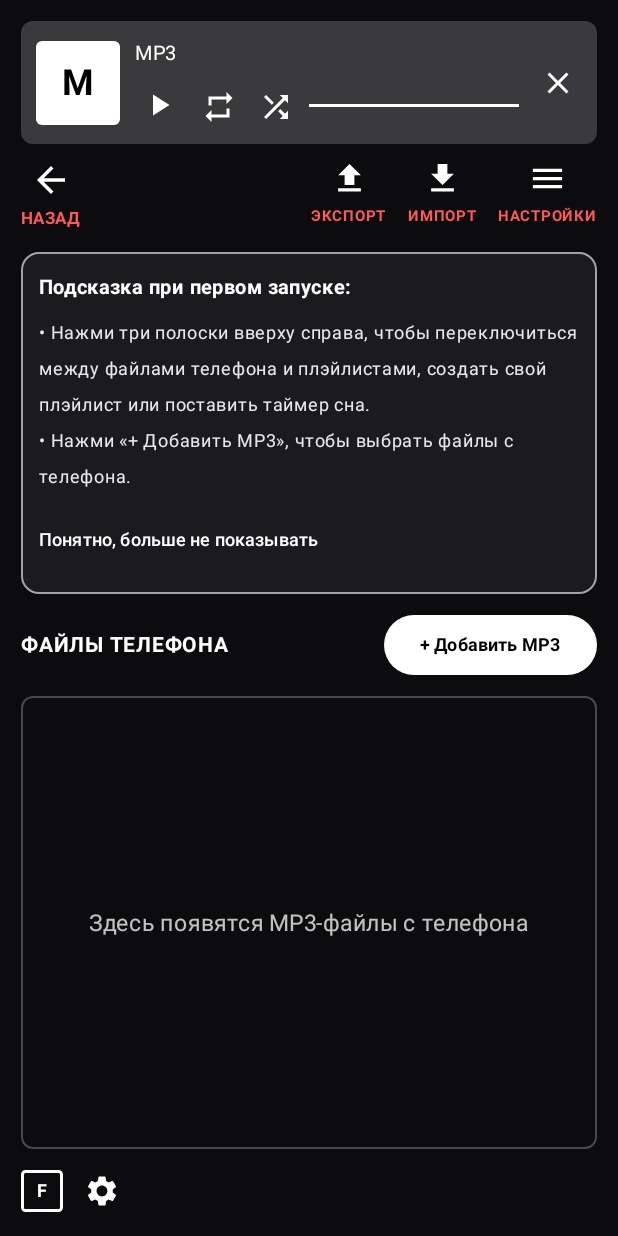
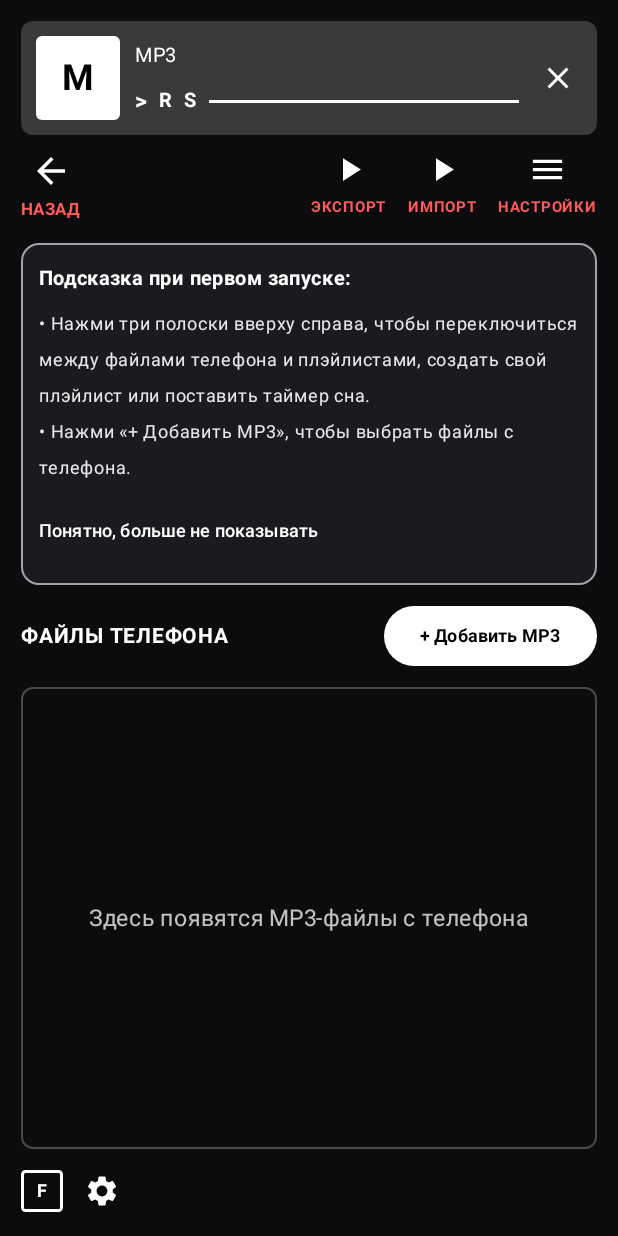
Before and after one commit to rengenka150-cmyk/Playeramusic, an Android app built with Jetpack Compose: the screen it shows after launch (MainActivity), on a phone screen of 412 x 824 dp. Run offline under Robolectric (Android 15) with nearby library versions, the phone set to English and light mode, and no system bars; 4 statements that could not run were skipped.

Commit message:
Update MainActivity.kt

```diff
--- a/app/src/main/java/com/example/quietplayer/MainActivity.kt
+++ b/app/src/main/java/com/example/quietplayer/MainActivity.kt
@@ -4,7 +4,6 @@ import android.Manifest
 import android.content.ComponentName
 import android.content.Context
 import android.content.Intent
-import android.media.audiofx.LoudnessEnhancer
 import android.net.Uri
 import android.os.Build
 import android.os.Bundle
@@ -34,15 +33,10 @@ import androidx.compose.foundation.shape.RoundedCornerShape
 import androidx.compose.material.icons.Icons
 import androidx.compose.material.icons.automirrored.filled.ArrowBack
 import androidx.compose.material.icons.filled.Close
-import androidx.compose.material.icons.filled.FileDownload
-import androidx.compose.material.icons.filled.FileUpload
 import androidx.compose.material.icons.filled.Menu
-import androidx.compose.material.icons.filled.Pause
 import androidx.compose.material.icons.filled.PlayArrow
 import androidx.compose.material.icons.filled.Refresh
-import androidx.compose.material.icons.filled.Repeat
 import androidx.compose.material.icons.filled.Settings
-import androidx.compose.material.icons.filled.Shuffle
 import androidx.compose.material3.Button
 import androidx.compose.material3.ButtonDefaults
 import androidx.compose.material3.Card
@@ -75,7 +69,6 @@ import androidx.compose.ui.text.style.TextOverflow
 import androidx.compose.ui.unit.dp
 import androidx.compose.ui.unit.sp
 import androidx.core.content.ContextCompat
-import androidx.media3.common.C
 import androidx.media3.common.MediaItem
 import androidx.media3.common.Player
 import androidx.media3.session.MediaController
@@ -109,10 +102,12 @@ class MainActivity : ComponentActivity() {
     }
 }
 
-private fun sliderToPlayerVolume(sliderValue: Float): Float {
+private fun sliderToPlayerVolume(sliderValue: Float, boostPercent: Float): Float {
     if (sliderValue <= 0f) return 0f
     val normalized = (sliderValue / 100f).coerceIn(0f, 1f)
-    return (0.0005f * (2000f.pow(normalized))).coerceIn(0f, 1f)
+    val base = 0.0005f * (2000f.pow(normalized))
+    val boostFactor = 1f + (boostPercent.coerceIn(0f, 100f) / 100f) * 0.5f
+    return (base * boostFactor).coerceIn(0f, 1f)
 }
 
 private data class TrackEntry(
@@ -163,8 +158,6 @@ fun QuietPlayerScreen(activity: ComponentActivity) {
     var redHintText by remember { mutableStateOf<String?>(null) }
     var redHintTick by remember { mutableIntStateOf(0) }
 
-    var loudnessEnhancer by remember { mutableStateOf<LoudnessEnhancer?>(null) }
-
     val displayedTracks: List<TrackEntry> = remember(playlistMode, phoneTracks, playlists, activePlaylistIndex) {
         if (playlistMode) {
             playlists.getOrNull(activePlaylistIndex)?.tracks ?: emptyList()
@@ -179,19 +172,7 @@ fun QuietPlayerScreen(activity: ComponentActivity) {
     }
 
     fun applyVolumeAndBoost(volSlider: Float, boost: Float) {
-        controller?.volume = sliderToPlayerVolume(volSlider)
-        val sessionId = controller?.audioSessionId ?: 0
-        if (sessionId != 0 && sessionId != C.AUDIO_SESSION_ID_UNSET) {
-            try {
-                if (loudnessEnhancer == null) {
-                    loudnessEnhancer = LoudnessEnhancer(sessionId)
-                }
-                val gainMb = ((boost / 100f) * 1200).toInt().coerceAtLeast(0)
-                loudnessEnhancer?.setTargetGain(gainMb)
-                loudnessEnhancer?.enabled = gainMb > 0
-            } catch (_: Exception) {
-            }
-        }
+        controller?.volume = sliderToPlayerVolume(volSlider, boost)
     }
 
     fun persistLists() {
@@ -234,7 +215,7 @@ fun QuietPlayerScreen(activity: ComponentActivity) {
         future.addListener({
             val mc = future.get()
             controller = mc
-            mc.volume = sliderToPlayerVolume(sliderVolume)
+            mc.volume = sliderToPlayerVolume(sliderVolume, boostPercent)
             if (displayedTracks.isNotEmpty()) {
                 mc.setMediaItems(displayedTracks.map { MediaItem.fromUri(Uri.parse(it.uriString)) }, 0, 0L)
                 mc.prepare()
@@ -242,8 +223,6 @@ fun QuietPlayerScreen(activity: ComponentActivity) {
         }, ContextCompat.getMainExecutor(activity))
 
         onDispose {
-            loudnessEnhancer?.release()
-            loudnessEnhancer = null
             MediaController.releaseFuture(future)
         }
     }
@@ -388,8 +367,12 @@ fun QuietPlayerScreen(activity: ComponentActivity) {
                     verticalAlignment = Alignment.CenterVertically,
                     horizontalArrangement = Arrangement.spacedBy(8.dp)
                 ) {
-                    IconButton(
-                        onClick = {
+                    Text(
+                        text = if (isPlaying) "||" else ">",
+                        color = Color.White,
+                        fontSize = 15.sp,
+                        fontWeight = FontWeight.Bold,
+                        modifier = Modifier.clickable {
                             controller?.let {
                                 if (it.isPlaying) {
                                     it.pause()
@@ -406,18 +389,15 @@ fun QuietPlayerScreen(activity: ComponentActivity) {
                                     }
                                 }
                             }
-                        },
-                        modifier = Modifier.size(32.dp)
-                    ) {
-                        Icon(
-                            imageVector = if (isPlaying) Icons.Default.Pause else Icons.Default.PlayArrow,
-                            contentDescription = "Старт/Пауза",
-                            tint = Color.White
-                        )
-                    }
+                        }
+                    )
 
-                    IconButton(
-                        onClick = {
+                    Text(
+                        text = "R",
+                        color = if (repeatEnabled) Color(0xFFFF6B6B) else Color.White,
+                        fontSize = 13.sp,
+                        fontWeight = FontWeight.Bold,
+                        modifier = Modifier.clickable {
                             repeatEnabled = !repeatEnabled
                             controller?.repeatMode = if (repeatEnabled) {
                                 Player.REPEAT_MODE_ONE
@@ -425,30 +405,20 @@ fun QuietPlayerScreen(activity: ComponentActivity) {
                                 Player.REPEAT_MODE_OFF
                             }
                             triggerRedHint(if (repeatEnabled) "Повтор включён" else "Повтор выключен")
-                        },
-                        modifier = Modifier.size(30.dp)
-                    ) {
-                        Icon(
-                            imageVector = Icons.Default.Repeat,
-                            contentDescription = "Повтор",
-                            tint = if (repeatEnabled) Color(0xFFFF6B6B) else Color.White
-                        )
-                    }
+                        }
+                    )
 
-                    IconButton(
-                        onClick = {
+                    Text(
+                        text = "S",
+                        color = if (shuffleEnabled) Color(0xFFFF6B6B) else Color.White,
+                        fontSize = 13.sp,
+                        fontWeight = FontWeight.Bold,
+                        modifier = Modifier.clickable {
                             shuffleEnabled = !shuffleEnabled
                             controller?.shuffleModeEnabled = shuffleEnabled
                             triggerRedHint(if (shuffleEnabled) "Перемешивание включено" else "Перемешивание выключено")
-                        },
-                        modifier = Modifier.size(30.dp)
-                    ) {
-                        Icon(
-                            imageVector = Icons.Default.Shuffle,
-                            contentDescription = "Перемешать",
-                            tint = if (shuffleEnabled) Color(0xFFFF6B6B) else Color.White
-                        )
-                    }
+                        }
+                    )
 
                     HorizontalDivider(
                         modifier = Modifier.weight(1f),
@@ -503,7 +473,7 @@ fun QuietPlayerScreen(activity: ComponentActivity) {
                     }
                 ) {
                     Icon(
-                        imageVector = Icons.Default.FileUpload,
+                        imageVector = Icons.Default.PlayArrow,
                         contentDescription = "Экспорт",
                         tint = Color.White,
                         modifier = Modifier.size(26.dp)
@@ -518,7 +488,7 @@ fun QuietPlayerScreen(activity: ComponentActivity) {
                     }
                 ) {
                     Icon(
-                        imageVector = Icons.Default.FileDownload,
+                        imageVector = Icons.Default.PlayArrow,
                         contentDescription = "Импорт",
                         tint = Color.White,
                         modifier = Modifier.size(26.dp)
@@ -693,7 +663,7 @@ fun QuietPlayerScreen(activity: ComponentActivity) {
                     }
 
                     Text(
-                        text = "Сверхтихая шкала: ${"%.1f".format(sliderVolume)}% (сигнал ${"%.4f".format(sliderToPlayerVolume(sliderVolume))})",
+                        text = "Сверхтихая шкала: ${"%.1f".format(sliderVolume)}% (сигнал ${"%.4f".format(sliderToPlayerVolume(sliderVolume, boostPercent))})",
                         color = Color.White,
                         fontSize = 12.sp
                     )
```
